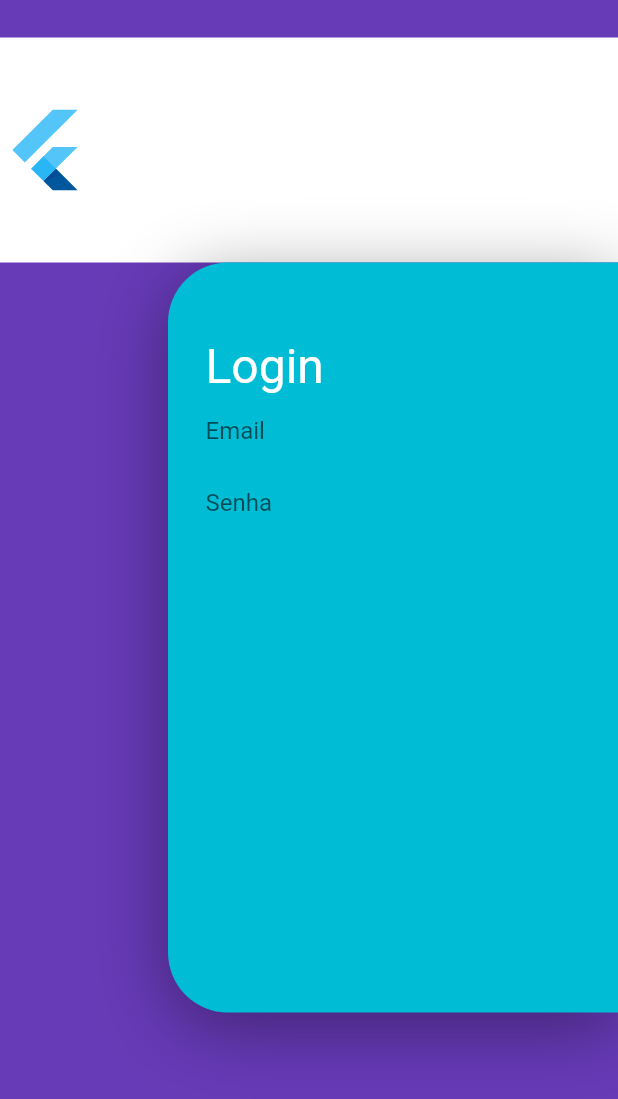
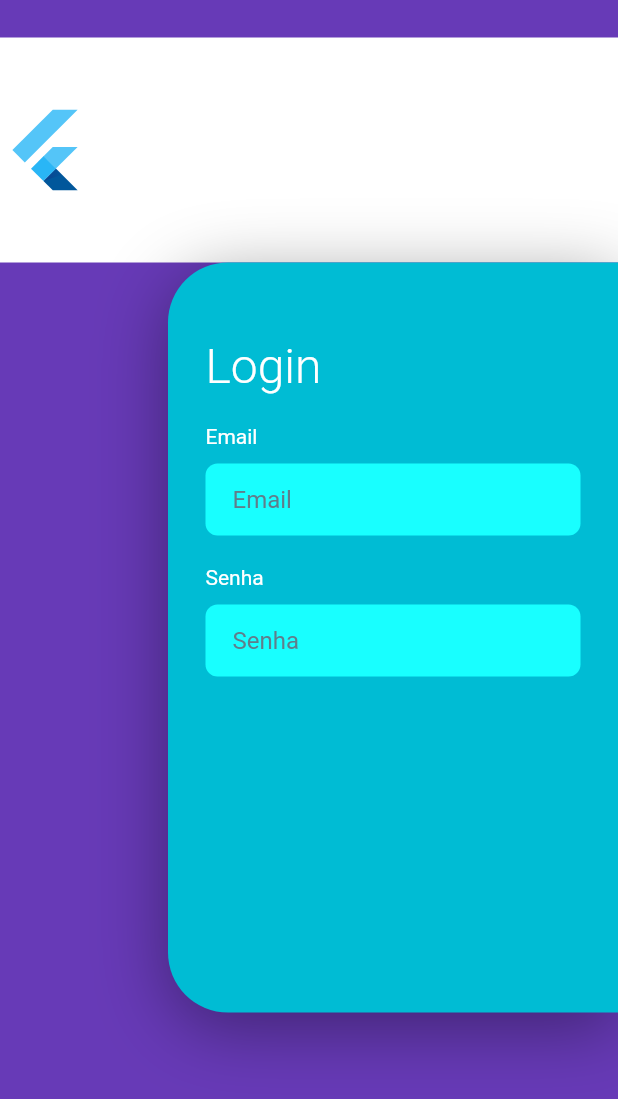
Before and after one commit to GaldinoJr/find_my_dog, a Flutter app: the screen it shows after launch, on a phone screen of 412 x 824 dp. Shown: the top 1099 px of the screen. Run offline on Flutter 3.47's test engine with Material 2 defaults, Android fonts, the phone set to English and light mode, and no system bars.

Commit message:
Melhorias no layout

```diff
--- a/lib/main.dart
+++ b/lib/main.dart
@@ -53,7 +53,8 @@ class _MyHomePageState extends State<MyHomePage> {
                     height: 500,
                     padding: new EdgeInsets.only(
                         top: 50,
-                          left: 25
+                        left: 25,
+                        right: 25
                     ),
                     decoration: new BoxDecoration(
                         color: Colors.cyan,
@@ -69,7 +70,17 @@ class _MyHomePageState extends State<MyHomePage> {
                           ),
                         ]
                     ),
-                      child: Column(
+                    child: viewLogin(),
+                  ),
+                )
+              ],
+            )
+        )
+    );
+  }
+
+  viewLogin() {
+    return Column(
         children: <Widget>[
           Align(
               alignment: Alignment.topLeft,
@@ -77,30 +88,80 @@ class _MyHomePageState extends State<MyHomePage> {
                 Strings.of(context).login,
                 style: TextStyle(
                     fontSize: 32.0,
-                                    color: Colors.white),
+                    color: Colors.white,
+                    fontWeight: FontWeight.w300),
 
               )
           ),
-                          TextField(
+
+          Align(
+            alignment: Alignment.centerLeft,
+            child: Container(
+                margin: EdgeInsets.only(top: 20),
+                child: Text(
+                  Strings.of(context).email,
+                  style: TextStyle(
+                    color: Colors.white,
+                  ),
+                )),
+          ),
+          Container(
+              decoration: BoxDecoration(
+                  color: Colors.cyanAccent,
+                  borderRadius: BorderRadius.all(Radius.circular(8))
+              ),
+              margin: EdgeInsets.only(top: 10),
+              padding: EdgeInsets.only(left: 18),
+              child: TextField(
+                style: new TextStyle(
+                    color: Colors.white
+                ),
                 decoration: InputDecoration(
+                    hintText: Strings.of(context).email,
                     border: InputBorder.none,
-                                hintText: Strings.of(context).email
-                            ),
-                          ),
-
-                          TextField(
-                            decoration: InputDecoration(
-                                border: InputBorder.none,
-                                hintText: Strings.of(context).password
-                            ),
-                          )
-                        ],
+                    hintStyle: TextStyle(
+                      color: Colors.blueGrey,
                     )
                 ),
               )
-              ],
+          ),
+
+          Align(
+            alignment: Alignment.centerLeft,
+            child: Container(
+                margin: EdgeInsets.only(top: 20),
+                child: Text(
+                  Strings.of(context).password,
+                  style: TextStyle(
+                    color: Colors.white,
+                  ),
+                )),
+          ),
+
+          Container(
+              decoration: BoxDecoration(
+                  color: Colors.cyanAccent,
+                  borderRadius: BorderRadius.all(Radius.circular(8))
+              ),
+              margin: EdgeInsets.only(
+                  top: 10
+              ),
+              padding: EdgeInsets.only(left: 18),
+              child:
+              TextField(
+                style: new TextStyle(
+                    color: Colors.white
+                ),
+                decoration: InputDecoration(
+                    hintText: Strings.of(context).password,
+                    border: InputBorder.none,
+                    hintStyle: TextStyle(
+                      color: Colors.blueGrey,
+                    )
+                ),
               )
           )
+        ]
     );
   }
 }
```
Lines whose indentation alone changed are shown as unchanged.
